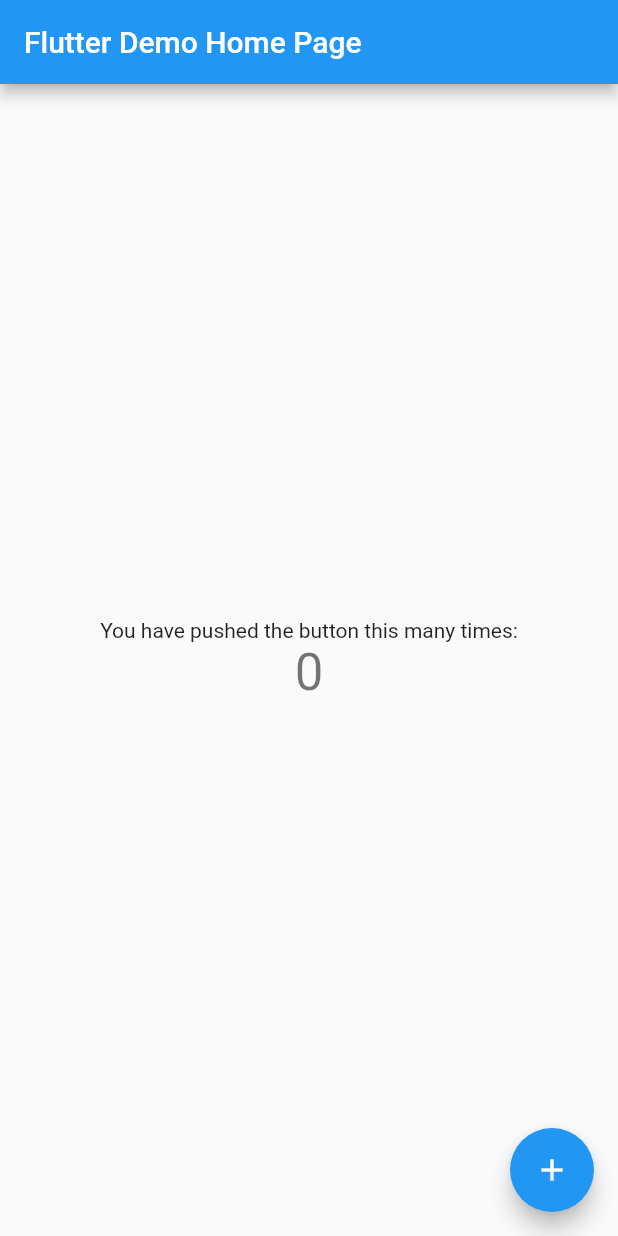
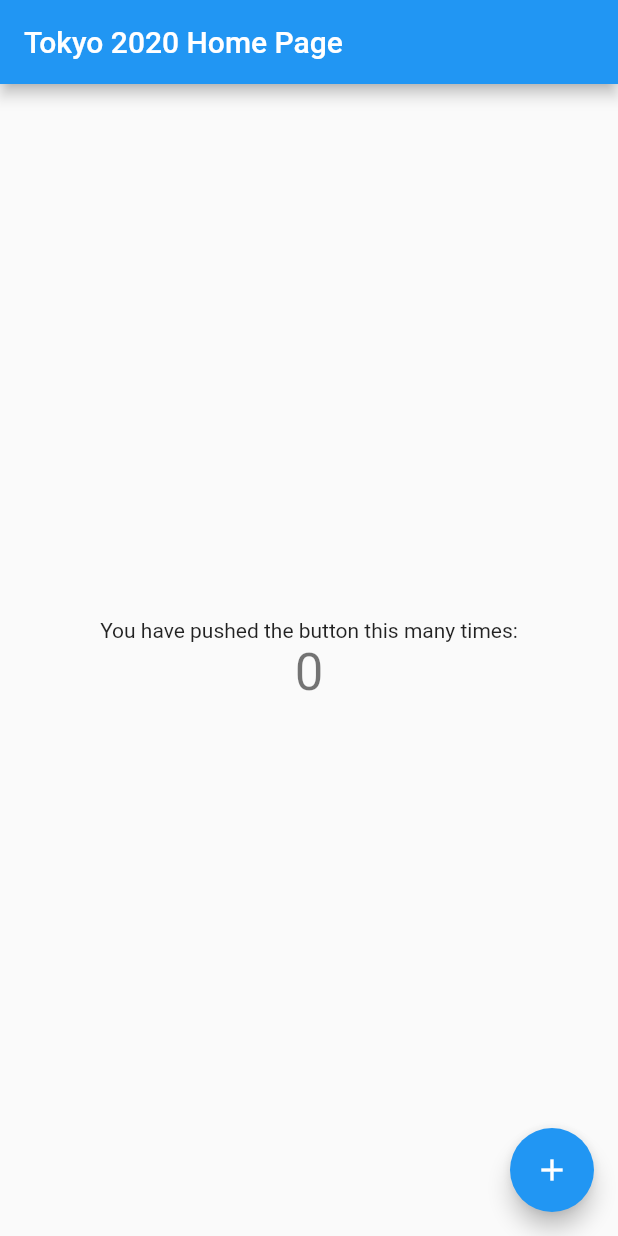
Before and after one commit to tamulus/olympics, a Flutter app: the screen it shows after launch, on a phone screen of 412 x 824 dp. Run offline on Flutter 3.47's test engine with Material 2 defaults, Android fonts, the phone set to English and light mode, and no system bars.

Commit message:
[UPDATE] name changed to tokyo 2020

```diff
--- a/lib/main.dart
+++ b/lib/main.dart
@@ -7,7 +7,7 @@ class MyApp extends StatelessWidget {
   @override
   Widget build(BuildContext context) {
     return MaterialApp(
-      title: 'Flutter Demo',
+      title: 'Tokyo 2020',
       theme: ThemeData(
         // This is the theme of your application.
         //
@@ -20,7 +20,7 @@ class MyApp extends StatelessWidget {
         // is not restarted.
         primarySwatch: Colors.blue,
       ),
-      home: MyHomePage(title: 'Flutter Demo Home Page'),
+      home: MyHomePage(title: 'Tokyo 2020 Home Page'),
     );
   }
 }
--- a/pubspec.yaml
+++ b/pubspec.yaml
@@ -1,4 +1,4 @@
-name: olympics
+name: Tokyo 2020
 description: A new Flutter project.
 
 # The following defines the version and build number for your application.
```
